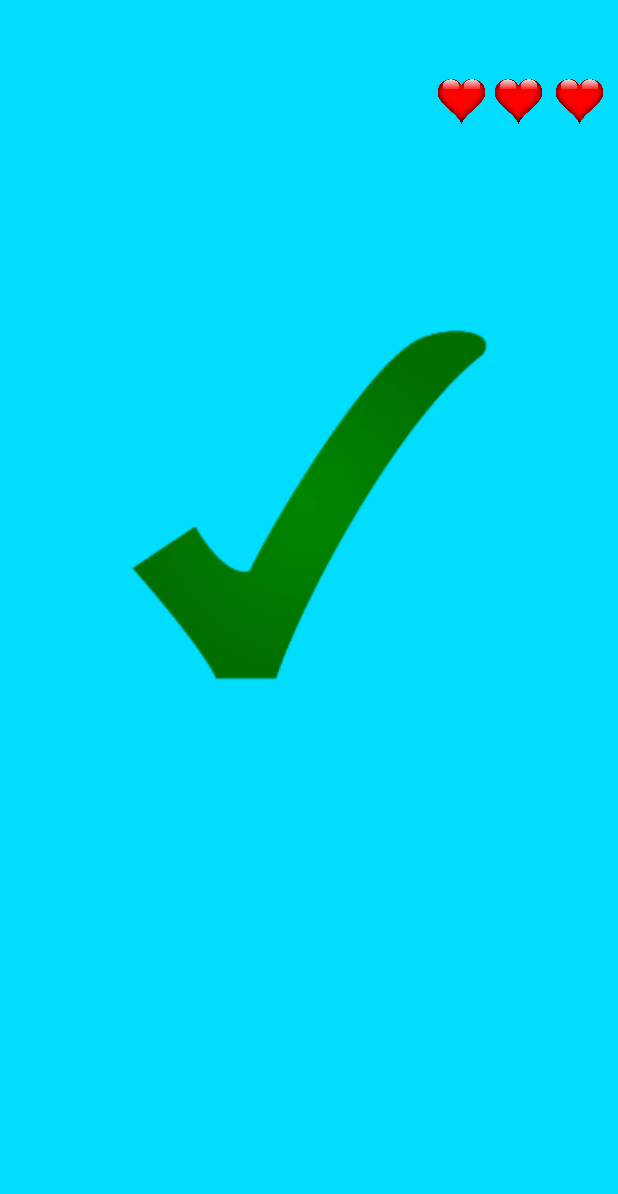
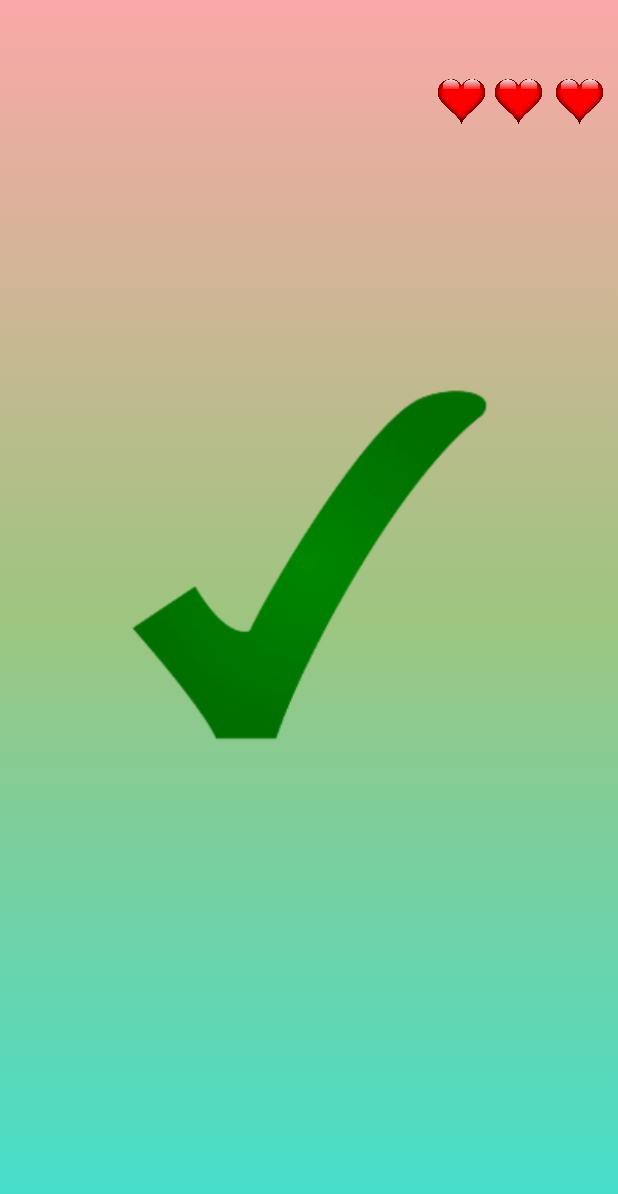
Before and after one commit to DanKaftan/mathgame2, an Android app: the Game screen opened directly, with no data from a screen before it, after a tap on "10", on a phone screen of 412 x 824 dp. Shown: the top 1194 px of the screen. Run offline under Robolectric (Android 15) with nearby library versions, the light colour scheme and no system bars; our stand-ins replace AdMob.

Commit message:
new design

```diff
--- a/MathGame/app/src/main/AndroidManifest.xml
+++ b/MathGame/app/src/main/AndroidManifest.xml
@@ -1,6 +1,7 @@
 <?xml version="1.0" encoding="utf-8"?>
 <manifest xmlns:android="http://schemas.android.com/apk/res/android"
     package="com.dan.kaftan.mathgame">
+
     <application
         android:allowBackup="true"
         android:icon="@mipmap/icon"
--- a/MathGame/app/src/main/java/com/dan/kaftan/mathgame/Game.java
+++ b/MathGame/app/src/main/java/com/dan/kaftan/mathgame/Game.java
@@ -1,10 +1,8 @@
 package com.dan.kaftan.mathgame;
 
-import android.content.Context;
 import android.content.Intent;
-import android.media.AudioManager;
+import android.media.MediaDataSource;
 import android.media.MediaPlayer;
-import android.media.SoundPool;
 import android.os.CountDownTimer;
 import android.support.annotation.NonNull;
 import android.support.v7.app.AppCompatActivity;
@@ -14,6 +12,7 @@ import android.widget.ImageView;
 import android.widget.TextView;
 
 
+import java.io.IOException;
 import java.util.ArrayList;
 import java.util.Arrays;
 import java.util.Collections;
@@ -23,12 +22,13 @@ import java.util.Random;
 import com.dan.kaftan.mathgame.targil.BankOfTargils;
 import com.dan.kaftan.mathgame.targil.Targil;
 import com.dan.kaftan.mathgame.targil.TargilAdd;
+import com.google.android.gms.ads.AdView;
 import com.google.android.gms.ads.reward.RewardedVideoAd;
 
 public class Game extends AppCompatActivity {
 
-    private static final long START_TIME_IN_MILLIS = 600000;
     TextView tv;
+    private AdView mAdView;
     List<Integer> answers = new ArrayList<>();
     int fakeAnswer1 = 0;
     int fakeAnswer2 = 0;
@@ -50,9 +50,6 @@ public class Game extends AppCompatActivity {
     boolean answerCheck = false;
     private CountDownTimer mcountDownTimer;
     private CountDownTimer viewResultTimer;
-    private boolean mTimerRunning;
-    Context context;
-    CountDownTimer ab;
     boolean revive= false;
 
 
@@ -62,8 +59,12 @@ public class Game extends AppCompatActivity {
     // sounds
     MediaPlayer correctSound;
     MediaPlayer falseSound;
+    MediaPlayer threeSecondsSound;
+    MediaPlayer gameSound;
 
     boolean gameOver = false;
+    private static final String TAG = "MainActivity";
+
 
 
     // this holds the targilim we want to run
@@ -77,6 +78,7 @@ public class Game extends AppCompatActivity {
         getSupportActionBar().hide();
 
 
+
         tv = (TextView) findViewById(R.id.tv);
 
         tva1 = (TextView) findViewById(R.id.tva1);
@@ -88,21 +90,33 @@ public class Game extends AppCompatActivity {
         hiv2 = (ImageView) findViewById(R.id.hiv2);
         hiv3 = (ImageView) findViewById(R.id.hiv3);
         tvScore = (TextView) findViewById(R.id.score);
+        mAdView = findViewById(R.id.adView);
         copyReviveFromPrevActivity();
         copyScoreFromPrevActivity(revive);
         tvScore.setText("score: " + Integer.toString(score));
         timer = (TextView) findViewById(R.id.timer);
 
         initTargilim();
+
         correctSound= MediaPlayer.create(Game.this,R.raw.correct);
         falseSound= MediaPlayer.create(Game.this,R.raw.eror);
+        threeSecondsSound = MediaPlayer.create(Game.this,R.raw.three_seconds);
+        gameSound= MediaPlayer.create(Game.this,R.raw.game_sound);
+
+
+
+        //   AdRequest adRequest = new AdRequest.Builder().build();
+  //      mAdView.loadAd(adRequest);
 
         setGame();
 
     }
 
 
+    //  Game setter
+
     public void setGame() {
+
 
         initGameView();
 
@@ -117,6 +131,9 @@ public class Game extends AppCompatActivity {
     }
 
 
+
+
+    // choose the location of the true answer
     private void chooseLocationForAnswers() {
 
         List<TextView> tvaList = Arrays.asList(tva1, tva2, tva3, tva4);
@@ -126,6 +143,9 @@ public class Game extends AppCompatActivity {
         }
     }
 
+
+
+// Get fake answers
     private void chooseFakeAnswers() {
         fakeAnswer1 = rand.nextInt(10) + 1;
         while (fakeAnswer1 == trueAnswer) {
@@ -148,6 +168,12 @@ public class Game extends AppCompatActivity {
         answers.add(fakeAnswer3);
     }
 
+
+
+
+
+
+// Get the question and calc the true answer
     @NonNull
     private void chooseTargil() {
 
@@ -163,6 +189,11 @@ public class Game extends AppCompatActivity {
         answers.add(trueAnswer);
     }
 
+
+
+
+
+    // Change the design to the true/false answer view
     private void initGameView() {
 
         iv.setImageResource(R.drawable.a);
@@ -175,6 +206,10 @@ public class Game extends AppCompatActivity {
         timer.setVisibility(View.VISIBLE);
     }
 
+
+
+
+// set all the questions in a list
     private void initTargilim() {
 
         // take targilim form bank of targilim
@@ -187,6 +222,10 @@ public class Game extends AppCompatActivity {
             }
         }
     }
+
+
+
+    // check the answer right in case of on click
 
     public void tva1OnClick(View v) throws InterruptedException {
         handleClick(v, tva1, false);
@@ -203,6 +242,11 @@ public class Game extends AppCompatActivity {
     public void tva4OnClick(View v) throws InterruptedException {
         handleClick(v, tva4, false);
     }
+
+
+
+
+
 
     public void handleClick(View v, TextView tva, boolean timeOut) throws InterruptedException {
         try {
@@ -223,6 +267,9 @@ public class Game extends AppCompatActivity {
             tv.setVisibility(View.INVISIBLE);
             tvScore.setVisibility(View.INVISIBLE);
             timer.setVisibility(View.INVISIBLE);
+
+
+
 
             if (!timeOut && tvaNum == trueAnswer) {
                 iv.setImageResource(R.drawable.vi);
@@ -279,12 +326,6 @@ public class Game extends AppCompatActivity {
             a.putExtra("score", score);
             a.putExtra("revive", revive);
             startActivity(a);
-            /*setGame();
-            hiv1.setVisibility(View.VISIBLE);
-            hiv2.setVisibility(View.VISIBLE);
-            hiv3.setVisibility(View.VISIBLE);
-            invalidationCounter = 0;
-            score = 0;*/
         } else {
             gameOver = true;
         }
@@ -294,15 +335,25 @@ public class Game extends AppCompatActivity {
         mcountDownTimer = new CountDownTimer(11000, 1000) { //40000 milli seconds is total time, 1000 milli seconds is time interval
             int timerNum = 10;
 
+
+
+
             public void onTick(long millisUntilFinished) {
-//                try {
-//                    TimeUnit.SECONDS.sleep(5);
-//                } catch (InterruptedException e) {
-//                    e.printStackTrace();
-//                }
+                timer.setText(Integer.toString(timerNum));
 
-                timer.setText(Integer.toString(timerNum));
+
                 timerNum = timerNum - 1;
+
+               gameSound.start();
+               if(isVisible == false){
+                   gameSound.pause();
+               }
+
+               if(timerNum == 3){
+                   threeSecondsSound.start();
+                   System.out.println("threeSecondsSound.start()");
+               }
+
 
             }
 
@@ -339,29 +390,13 @@ public class Game extends AppCompatActivity {
         }.start();
     }
 
-    public void share() {
-
-
-    }
-
-
-    private SoundPool sounds;
-    private int sExplosion;
-
-public void correctSoundEffect (){
-
-
-    //declare variables
-    sounds = new SoundPool(10, AudioManager.STREAM_MUSIC,0);
-    sExplosion = sounds.load(context, R.raw.correct, 1);
-    sounds.play(sExplosion, 1.0f, 1.0f, 0, 0, 1.5f);
-
-
-}
 
     public void onWindowFocusChanged(boolean hasFocus) {
         super.onWindowFocusChanged(hasFocus);
         isVisible = hasFocus;
+
+        gameSound.pause();
+        threeSecondsSound.pause();
         if (isVisible && gameOver) {
             gameOver = false;
             gameOver();
@@ -379,7 +414,10 @@ public void correctSoundEffect (){
             score = reviveIntent.getIntExtra("score", 0);
         }
 
+
     }
 
 
+
+
 }
--- /dev/null
+++ b/MathGame/app/src/main/res/drawable/game_background.xml
@@ -0,0 +1,20 @@
+<?xml version="1.0" encoding="utf-8"?>
+
+<selector xmlns:android="http://schemas.android.com/apk/res/android">
+    <item>
+        <shape>
+            <gradient
+                android:angle="90"
+                android:startColor="#40E0D0"
+                android:centerColor="#9DC580"
+                android:endColor="#FBA8A8"
+
+                android:type="linear"
+
+                />
+        </shape>
+    </item>
+
+
+
+</selector>
--- a/MathGame/app/src/main/res/layout/activity_game.xml
+++ b/MathGame/app/src/main/res/layout/activity_game.xml
@@ -2,10 +2,11 @@
 <android.support.constraint.ConstraintLayout xmlns:android="http://schemas.android.com/apk/res/android"
     xmlns:app="http://schemas.android.com/apk/res-auto"
     xmlns:tools="http://schemas.android.com/tools"
+    xmlns:ads="http://schemas.android.com/apk/res-auto"
     android:layout_width="match_parent"
     android:layout_height="match_parent"
     android:actionProviderClass="android.widget.ShareActionProvider"
-    android:background="@android:color/holo_blue_bright"
+    android:background="@drawable/game_background"
     android:soundEffectsEnabled="true"
     tools:context="com.dan.kaftan.mathgame.Game"
     tools:layout_editor_absoluteY="89dp">
@@ -14,96 +15,103 @@
         android:id="@+id/tv"
         android:layout_width="337dp"
         android:layout_height="67dp"
-        android:layout_marginTop="28dp"
+        android:layout_marginTop="88dp"
+        android:fontFamily="casual"
         android:textAlignment="center"
-        android:textColor="@android:color/holo_red_dark"
+        android:textColor="@android:color/holo_blue_dark"
         android:textColorLink="@android:color/background_dark"
-        android:textSize="40sp"
+        android:textSize="45sp"
         android:textStyle="normal|bold"
         app:layout_constraintEnd_toEndOf="parent"
         app:layout_constraintHorizontal_bias="0.51"
         app:layout_constraintStart_toStartOf="parent"
-        app:layout_constraintTop_toTopOf="parent"
-        android:fontFamily="casual"
-        />
+        app:layout_constraintTop_toTopOf="parent" />
 
     <TextView
         android:id="@+id/tva1"
-        android:layout_width="70dp"
-        android:layout_height="70dp"
+        android:layout_width="172dp"
+        android:layout_height="69dp"
+        android:background="@drawable/answer_button"
         android:clickable="true"
+        android:fontFamily="casual"
+        android:gravity="center"
         android:onClick="tva1OnClick"
         android:textAlignment="center"
         android:textColor="@android:color/background_light"
         android:textColorLink="@color/colorPrimary"
-        android:textSize="52sp"
-        android:fontFamily="casual"
+        android:textSize="35dp"
         android:textStyle="bold"
         app:layout_constraintBottom_toBottomOf="parent"
         app:layout_constraintEnd_toEndOf="parent"
-        app:layout_constraintHorizontal_bias="0.14"
+        app:layout_constraintHorizontal_bias="0.033"
         app:layout_constraintStart_toStartOf="parent"
         app:layout_constraintTop_toTopOf="parent"
-        app:layout_constraintVertical_bias="0.396" />
+        app:layout_constraintVertical_bias="0.395" />
 
     <TextView
         android:id="@+id/tva2"
-        android:layout_width="70dp"
-        android:layout_height="70dp"
+        android:layout_width="172dp"
+        android:layout_height="69dp"
+        android:background="@drawable/answer_button"
         android:clickable="true"
         android:fontFamily="casual"
+        android:gravity="center"
         android:onClick="tva2OnClick"
         android:textAlignment="center"
         android:textColor="@android:color/background_light"
         android:textColorLink="@color/colorPrimary"
-        android:textSize="52sp"
+        android:textSize="35dp"
         android:textStyle="bold"
         app:layout_constraintBottom_toBottomOf="parent"
         app:layout_constraintEnd_toEndOf="parent"
-        app:layout_constraintHorizontal_bias="0.14"
+        app:layout_constraintHorizontal_bias="0.033"
         app:layout_constraintStart_toStartOf="parent"
         app:layout_constraintTop_toTopOf="parent"
-        app:layout_constraintVertical_bias="0.732" />
+        app:layout_constraintVertical_bias="0.733" />
 
     <TextView
         android:id="@+id/tva3"
-        android:layout_width="70dp"
-        android:layout_height="70dp"
+        android:layout_width="172dp"
+        android:layout_height="69dp"
+        android:background="@drawable/answer_button"
         android:clickable="true"
         android:fontFamily="casual"
+        android:gravity="center"
         android:onClick="tva3OnClick"
         android:textAlignment="center"
         android:textColor="@android:color/background_light"
         android:textColorLink="@color/colorPrimary"
-        android:textSize="52sp"
+        android:textSize="35dp"
         android:textStyle="bold"
         app:layout_constraintBottom_toBottomOf="parent"
         app:layout_constraintEnd_toEndOf="parent"
-        app:layout_constraintHorizontal_bias="0.863"
+        app:layout_constraintHorizontal_bias="0.962"
         app:layout_constraintStart_toStartOf="parent"
         app:layout_constraintTop_toTopOf="parent"
-        app:layout_constraintVertical_bias="0.396" />
+        app:layout_constraintVertical_bias="0.395" />
 
     <TextView
         android:id="@+id/tva4"
-        android:layout_width="70dp"
-        android:layout_height="70dp"
+        android:layout_width="172dp"
+        android:layout_height="69dp"
         android:layout_marginEnd="8dp"
         android:layout_marginStart="8dp"
+        android:background="@drawable/answer_button"
         android:clickable="true"
         android:fontFamily="casual"
+        android:gravity="center"
         android:onClick="tva4OnClick"
         android:textAlignment="center"
         android:textColor="@android:color/background_light"
         android:textColorLink="@color/colorPrimary"
-        android:textSize="52sp"
+        android:textSize="35dp"
         android:textStyle="bold"
         app:layout_constraintBottom_toBottomOf="parent"
         app:layout_constraintEnd_toEndOf="parent"
-        app:layout_constraintHorizontal_bias="0.862"
+        app:layout_constraintHorizontal_bias="1.0"
         app:layout_constraintStart_toStartOf="@+id/tva2"
         app:layout_constraintTop_toTopOf="parent"
-        app:layout_constraintVertical_bias="0.732" />
+        app:layout_constraintVertical_bias="0.733" />
 
     <ImageView
         android:id="@+id/iv"
@@ -122,8 +130,8 @@
 
     <TextView
         android:id="@+id/score"
-        android:layout_width="115dp"
-        android:layout_height="35dp"
+        android:layout_width="152dp"
+        android:layout_height="40dp"
         android:layout_marginBottom="8dp"
         android:layout_marginEnd="8dp"
         android:layout_marginStart="8dp"
@@ -131,14 +139,14 @@
         android:fontFamily="casual"
         android:textAlignment="textStart"
         android:textColor="@android:color/background_dark"
-        android:textSize="22sp"
+        android:textSize="26dp"
         android:textStyle="bold"
         app:layout_constraintBottom_toBottomOf="parent"
         app:layout_constraintEnd_toEndOf="parent"
         app:layout_constraintHorizontal_bias="0.0"
         app:layout_constraintStart_toStartOf="parent"
         app:layout_constraintTop_toTopOf="parent"
-        app:layout_constraintVertical_bias="0.018" />
+        app:layout_constraintVertical_bias="0.02" />
 
 
 
@@ -181,19 +189,31 @@
         android:id="@+id/timer"
         android:layout_width="72dp"
         android:layout_height="56dp"
-        android:layout_marginBottom="8dp"
         android:layout_marginEnd="8dp"
         android:layout_marginStart="8dp"
-        android:layout_marginTop="48dp"
+        android:layout_marginTop="32dp"
+        android:fontFamily="casual"
         android:text="0"
         android:textAlignment="center"
         android:textSize="36sp"
-        app:layout_constraintBottom_toBottomOf="parent"
         app:layout_constraintEnd_toEndOf="parent"
         app:layout_constraintStart_toStartOf="parent"
-        app:layout_constraintTop_toTopOf="@+id/tv"
-        app:layout_constraintVertical_bias="0.051"
-        android:fontFamily="casual"
-        />
+        app:layout_constraintTop_toTopOf="parent" />
+
+    <com.google.android.gms.ads.AdView
+        android:id="@+id/adView"
+        android:layout_width="320dp"
+        android:layout_height="50dp"
+        android:layout_alignParentBottom="true"
+        android:layout_centerHorizontal="true"
+        android:layout_marginBottom="16dp"
+        android:layout_marginTop="8dp"
+        ads:adSize="BANNER"
+        ads:adUnitId="ca-app-pub-7775472521601802/4903178791"
+        ads:layout_constraintBottom_toBottomOf="parent"
+        app:layout_constraintEnd_toEndOf="parent"
+        app:layout_constraintStart_toStartOf="parent"
+        app:layout_constraintTop_toTopOf="parent"
+        app:layout_constraintVertical_bias="1.0"></com.google.android.gms.ads.AdView>
 
 </android.support.constraint.ConstraintLayout>
--- a/MathGame/app/src/main/res/layout/activity_welcome_screen.xml
+++ b/MathGame/app/src/main/res/layout/activity_welcome_screen.xml
@@ -4,7 +4,7 @@
     xmlns:tools="http://schemas.android.com/tools"
     android:layout_width="match_parent"
     android:layout_height="match_parent"
-    android:background="@drawable/welcome_screen_background"
+    android:background="@drawable/welcome_screen_background_2"
     tools:context=".welcome_screen">
 
 
```
Also changed, not shown: MathGame/app/build.gradle (+4 -3 lines), MathGame/app/src/main/java/com/dan/kaftan/mathgame/EndGame.java (+141 -13 lines), MathGame/app/src/main/java/com/dan/kaftan/mathgame/MainActivity.java (+33 -0 lines), MathGame/app/src/main/java/com/dan/kaftan/mathgame/welcome_screen.java (+12 -1 lines), MathGame/app/src/main/res/drawable/end_game_background.xml (added, +19 -0 lines), MathGame/app/src/main/res/drawable/main_activity_background.xml (added, +19 -0 lines), MathGame/app/src/main/res/drawable/welcome_screen_background_2.xml (added, +19 -0 lines), MathGame/app/src/main/res/layout/activity_end_game.xml (+76 -60 lines), MathGame/app/src/main/res/layout/activity_main.xml (+23 -6 lines), 6 other files.
